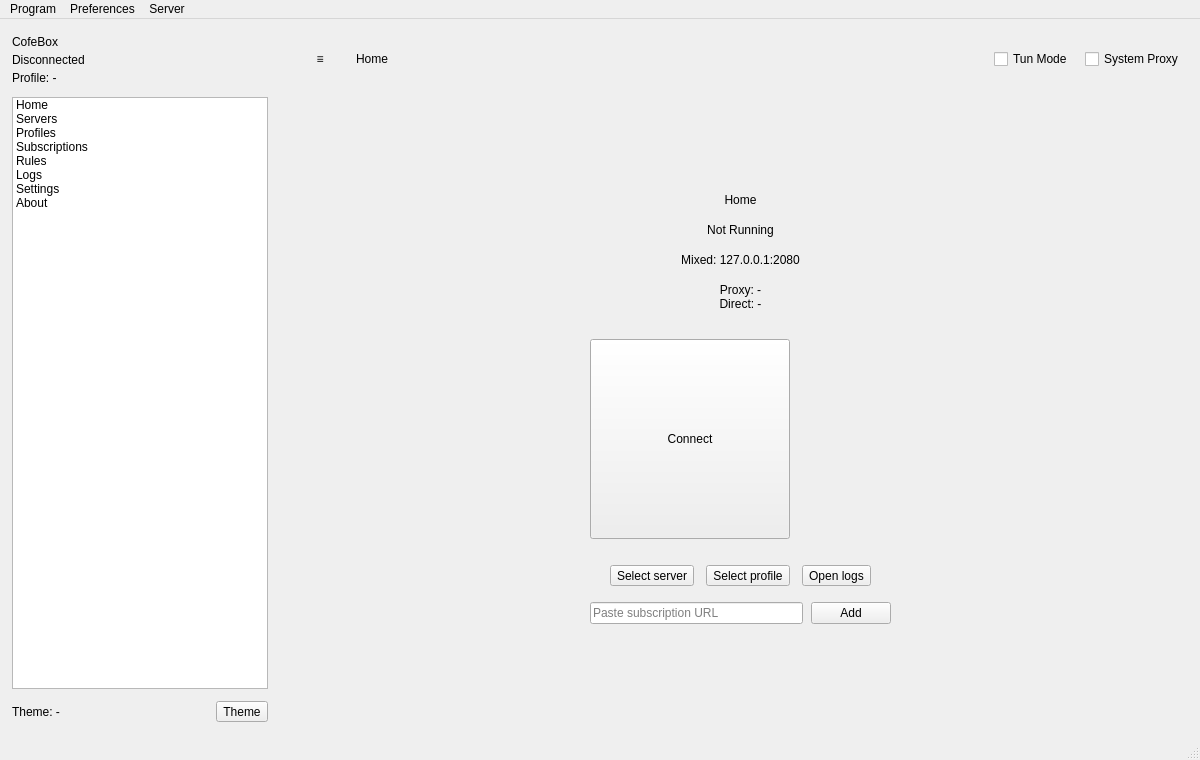
Old version of the form ui/mainwindow.ui in the repository cofedish/cofe-nekobox.
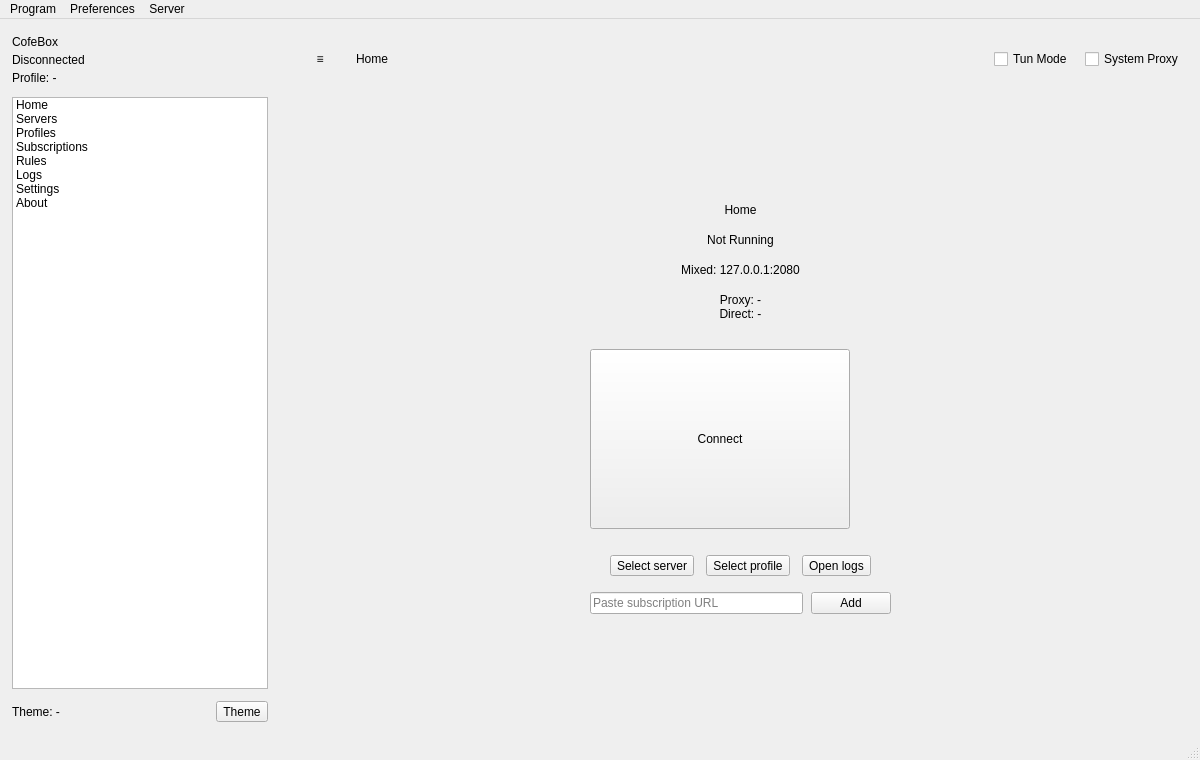
New version of the form. Custom widgets are drawn as their Qt base class.

Commit message: fix: home profile/server label layout (proper expanding + elide)

Patch:
```diff
--- a/ui/mainwindow.ui
+++ b/ui/mainwindow.ui
@@ -441,17 +441,11 @@
               <item>
                <widget class="QWidget" name="home_center" native="true">
                 <property name="sizePolicy">
-                 <sizepolicy hsizetype="Maximum" vsizetype="Preferred">
+                  <sizepolicy hsizetype="Expanding" vsizetype="Preferred">
                   <horstretch>0</horstretch>
                   <verstretch>0</verstretch>
                  </sizepolicy>
                 </property>
-                <property name="maximumSize">
-                 <size>
-                  <width>560</width>
-                  <height>16777215</height>
-                 </size>
-                </property>
                  <layout class="QVBoxLayout" name="homeCenterLayout">
                  <property name="spacing">
                   <number>16</number>
@@ -529,14 +523,14 @@
                    </property>
                    <property name="minimumSize">
                     <size>
-                     <width>200</width>
-                     <height>200</height>
+                      <width>180</width>
+                      <height>180</height>
                     </size>
                    </property>
                    <property name="maximumSize">
                     <size>
-                     <width>200</width>
-                     <height>200</height>
+                      <width>260</width>
+                      <height>260</height>
                     </size>
                    </property>
                   </widget>
```
Lines whose indentation alone changed are shown as unchanged. The commit also changes 2 other files.
